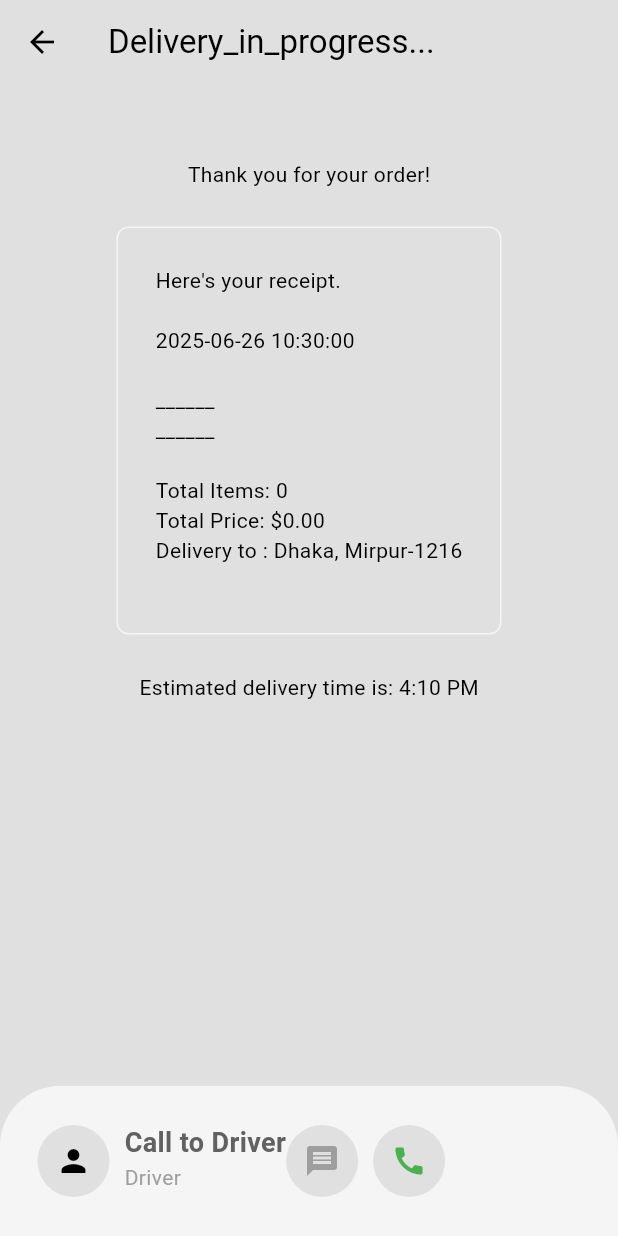
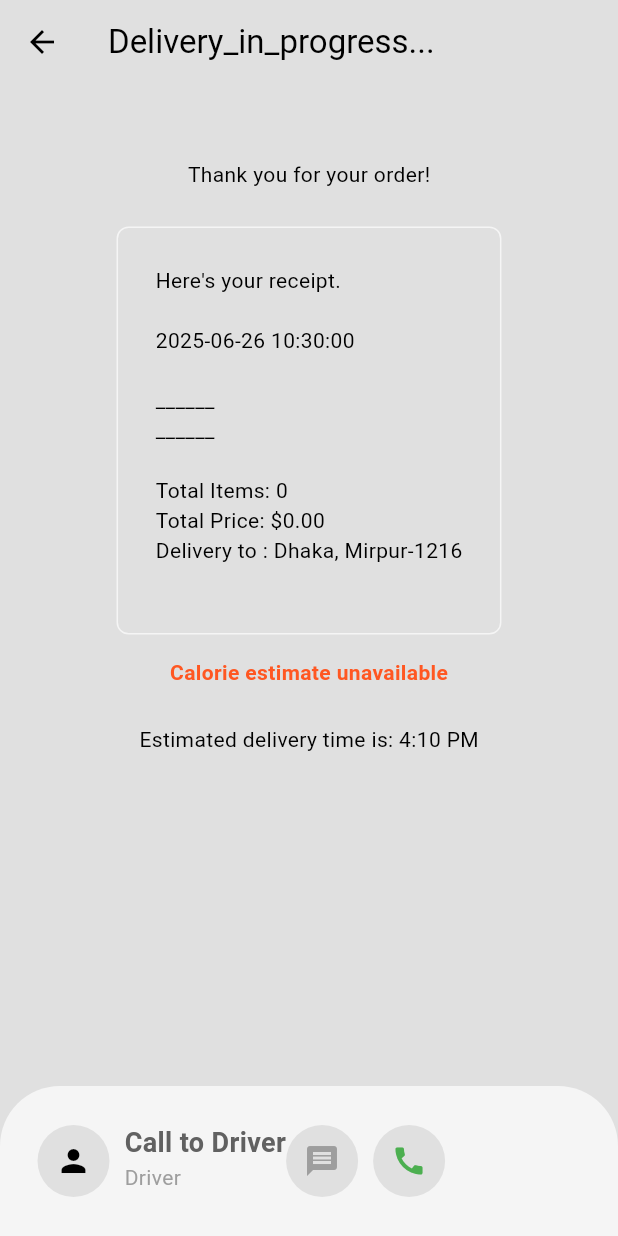
Before and after one commit to nahidularafat/Food_delivery_application_flutter, a Flutter app: the DeliveryProgressPage screen opened directly, on a phone screen of 412 x 824 dp. Run offline on Flutter 3.47's test engine with Material 3 defaults, Android fonts, the phone set to English and light mode, and no system bars; our stand-ins replace cloud_firestore, firebase_auth, firebase_core, flutter_credit_card; accounts and stored records are empty.

Commit message:
Initial commit

```diff
--- a/lib/components/my_receipt.dart
+++ b/lib/components/my_receipt.dart
@@ -15,6 +15,7 @@ class MyReceipt extends StatelessWidget {
           children: [
             const Text("Thank you for your order!"),
             const SizedBox(height: 25),
+
             Container(
               decoration: BoxDecoration(
                 border: Border.all(
@@ -24,11 +25,24 @@ class MyReceipt extends StatelessWidget {
               ),
               padding: const EdgeInsets.all(25),
               child: Consumer<Restaurant>(
-                builder:
-                    (context, restaurant, child) =>
-                        Text(restaurant.displayCartReceipt()),
+                builder: (context, restaurant, child) =>
+                    Text(restaurant.displayCartReceipt()),
               ),
             ),
+
+            const SizedBox(height: 15),
+
+            // 🍔 Estimated Calories
+            Consumer<Restaurant>(
+              builder: (context, restaurant, child) => Text(
+                restaurant.getEstimatedCalories(),
+                style: const TextStyle(
+                  fontWeight: FontWeight.bold,
+                  color: Colors.deepOrange,
+                ),
+              ),
+            ),
+
             const SizedBox(height: 25),
             const Text("Estimated delivery time is: 4:10 PM"),
           ],
--- a/lib/models/food.dart
+++ b/lib/models/food.dart
@@ -15,6 +15,7 @@ class Food {
     required this.price,
     required this.category,
     required this.availableAddons,
+
   });
 }
 
--- a/lib/models/resturant.dart
+++ b/lib/models/resturant.dart
@@ -2,7 +2,7 @@ import 'package:flutter/foundation.dart';
 import 'package:fooddeliveryapp/models/cart_item.dart';
 import 'package:intl/intl.dart';
 import 'food.dart';
-
+import 'dart:math';
 class Restaurant extends ChangeNotifier {
   // List of food menu
   final List<Food> _menu = [
@@ -541,6 +541,8 @@ Food(
     return totalItemCount;
   }
 
+
+
   // clear cart
   void clearCart() {
     _cart.clear();
@@ -601,4 +603,38 @@ String _formatAddons(List<Addon> addons) {
     .join(",");
 }
 
+
+
+String getEstimatedCalories() {
+  int totalCalories = 0;
+  int itemCount = 0;
+
+  for (CartItem item in _cart) {
+    itemCount += item.quantity;
+
+    String desc = item.food.description.toLowerCase();
+    if (desc.contains('~')) {
+      final regex = RegExp(r'~(\d+)[–-](\d+)\s*kcal');
+      final match = regex.firstMatch(desc);
+      if (match != null) {
+        int low = int.tryParse(match.group(1) ?? '') ?? 0;
+        int high = int.tryParse(match.group(2) ?? '') ?? 0;
+        totalCalories += ((low + high) ~/ 2) * item.quantity;
+      }
+    }
+  }
+
+  if (itemCount == 0) return "Calorie estimate unavailable";
+
+  final random = Random();
+  int variation = random.nextInt(100) - 50; // -50 to +49
+  int estimated = totalCalories + variation;
+  int minCal = (estimated * 0.95).round();
+  int maxCal = (estimated * 1.05).round();
+
+  return "Estimated total calories: $minCal–$maxCal kcal";
 }
+
+
+
+}
```
Also changed, not shown: lib/components/my_drawer.dart (+25 -24 lines), lib/pages/login_page.dart (+5 -5 lines).
